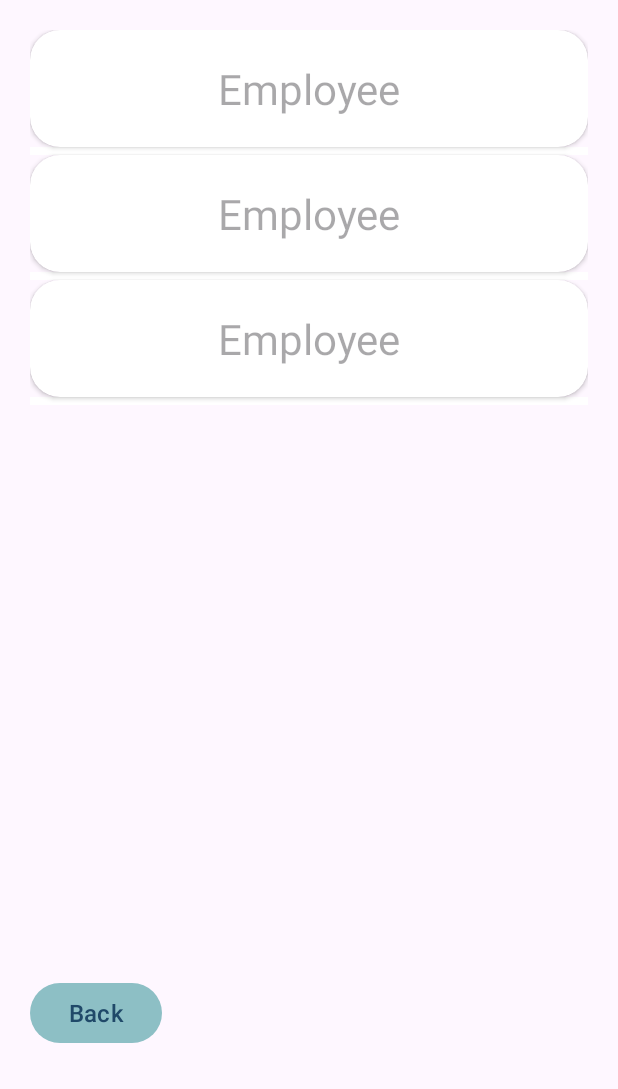
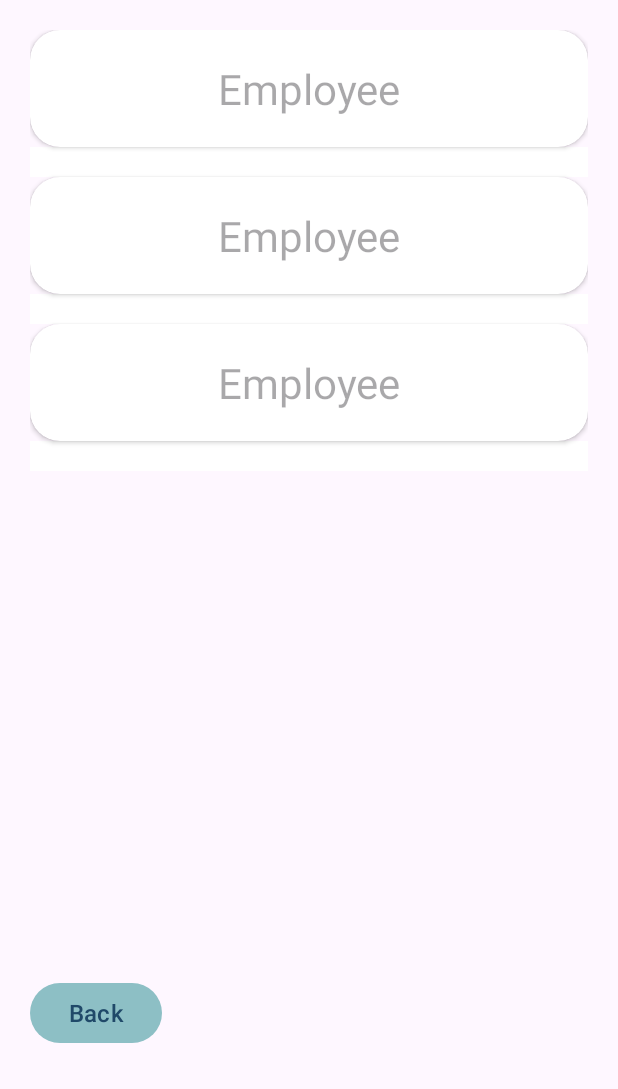
Before and after one commit to juheejulia/EmployeeListView, an Android app: the layout activity_emloyee.xml on its own in the app's theme, with its tools: preview values and no code run, on a phone screen of 412 x 824 dp, the part 147-1236 px from its top. Run offline under Robolectric (Android 15) with nearby library versions, the phone set to English and light mode, and no system bars.

```diff
--- a/app/src/main/res/layout/activity_emloyee.xml
+++ b/app/src/main/res/layout/activity_emloyee.xml
@@ -26,7 +26,7 @@
         android:layout_marginTop="20dp"
         android:layout_marginHorizontal="20dp"
         android:divider="@color/white"
-        android:dividerHeight="5dp"
+        android:dividerHeight="20dp"
         app:layout_constraintBottom_toTopOf="@+id/guideline"
         app:layout_constraintEnd_toEndOf="parent"
         app:layout_constraintStart_toStartOf="parent"
```
Also changed, not shown: app/src/main/java/com/example/employeelistview/EmployeeActivity.java (+15 -1 lines).
